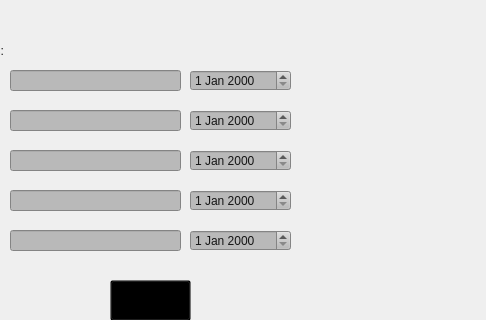
First picture: the form in mainwindow.ui, repository blakefuller/TaskPlanner, before the edit; both pictures show x 230 to 716 and y 490 to 810 of the 716 by 1153 pixel window.
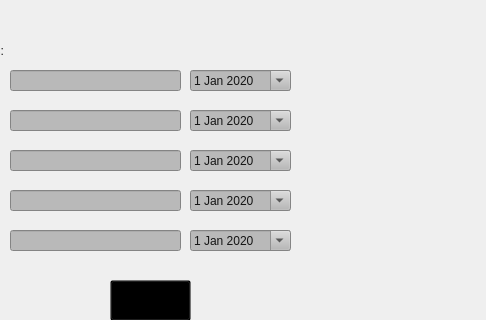
Second picture: the form after the edit. Icons and pictures are not drawn.

Commit message: added calendar for due dates

```diff
--- a/mainwindow.ui
+++ b/mainwindow.ui
@@ -335,6 +335,16 @@
        <string notr="true">background-color: rgb(185, 185, 185);
 color: rgb(21, 21, 21);</string>
       </property>
+      <property name="calendarPopup">
+       <bool>true</bool>
+      </property>
+      <property name="date">
+       <date>
+        <year>2020</year>
+        <month>1</month>
+        <day>1</day>
+       </date>
+      </property>
      </widget>
      <widget class="QDateEdit" name="taskDate2">
       <property name="geometry">
@@ -349,6 +359,16 @@
        <string notr="true">background-color: rgb(185, 185, 185);
 color: rgb(21, 21, 21);</string>
       </property>
+      <property name="calendarPopup">
+       <bool>true</bool>
+      </property>
+      <property name="date">
+       <date>
+        <year>2020</year>
+        <month>1</month>
+        <day>1</day>
+       </date>
+      </property>
      </widget>
      <widget class="QDateEdit" name="taskDate3">
       <property name="geometry">
@@ -363,6 +383,16 @@
        <string notr="true">background-color: rgb(185, 185, 185);
 color: rgb(21, 21, 21);</string>
       </property>
+      <property name="calendarPopup">
+       <bool>true</bool>
+      </property>
+      <property name="date">
+       <date>
+        <year>2020</year>
+        <month>1</month>
+        <day>1</day>
+       </date>
+      </property>
      </widget>
      <widget class="QDateEdit" name="taskDate4">
       <property name="geometry">
@@ -377,6 +407,16 @@
        <string notr="true">background-color: rgb(185, 185, 185);
 color: rgb(21, 21, 21);</string>
       </property>
+      <property name="calendarPopup">
+       <bool>true</bool>
+      </property>
+      <property name="date">
+       <date>
+        <year>2020</year>
+        <month>1</month>
+        <day>1</day>
+       </date>
+      </property>
      </widget>
      <widget class="QDateEdit" name="taskDate5">
       <property name="geometry">
@@ -391,6 +431,16 @@
        <string notr="true">background-color: rgb(185, 185, 185);
 color: rgb(21, 21, 21);</string>
       </property>
+      <property name="calendarPopup">
+       <bool>true</bool>
+      </property>
+      <property name="date">
+       <date>
+        <year>2020</year>
+        <month>1</month>
+        <day>1</day>
+       </date>
+      </property>
      </widget>
      <widget class="QPushButton" name="dashIcon">
       <property name="geometry">
```
Left out of the diff: 2 changed lines with no effect on the pictures.
